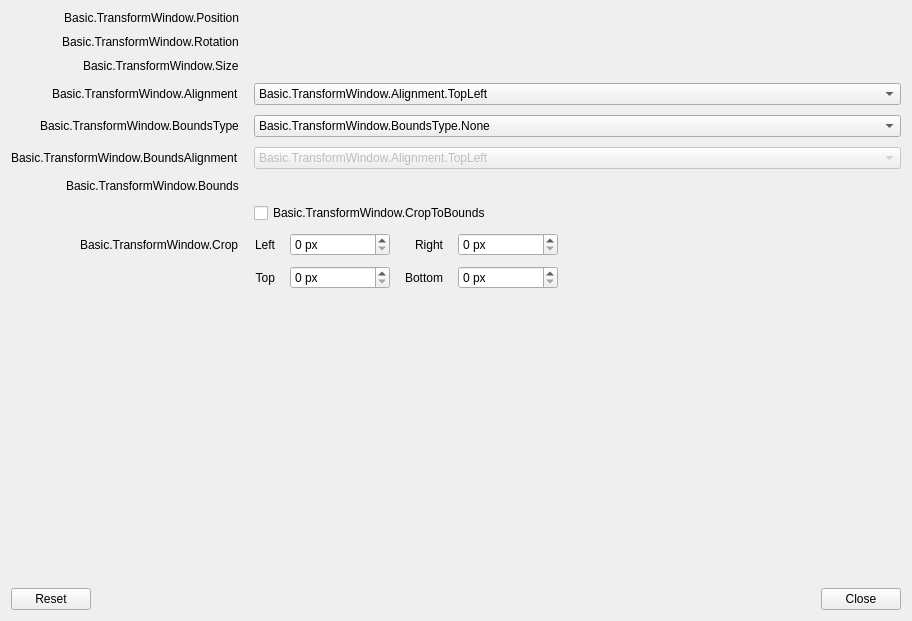
First picture: the form in src/prism-live-studio/PRISMLiveStudio/obs-ui/forms/OBSBasicTransform.ui, repository naver/prism-live-studio, before the edit.
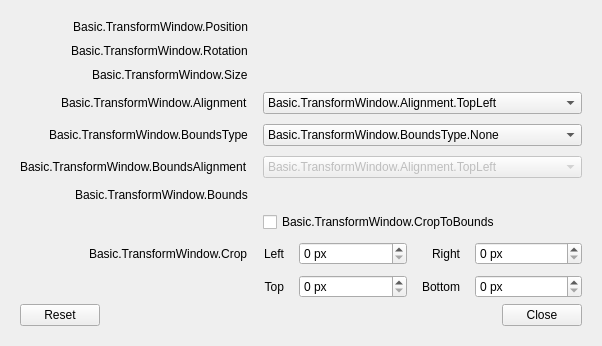
Second picture: the form after the edit. Custom widgets are drawn as their Qt base class.

Diff of the .ui file:
```diff
--- a/src/prism-live-studio/PRISMLiveStudio/obs-ui/forms/OBSBasicTransform.ui
+++ b/src/prism-live-studio/PRISMLiveStudio/obs-ui/forms/OBSBasicTransform.ui
@@ -6,14 +6,26 @@
    <rect>
     <x>0</x>
     <y>0</y>
-    <width>912</width>
-    <height>621</height>
+    <width>564</width>
+    <height>313</height>
    </rect>
   </property>
   <property name="windowTitle">
    <string>Basic.TransformWindow</string>
   </property>
   <layout class="QVBoxLayout" name="verticalLayout" stretch="0,5,0">
+   <property name="leftMargin">
+    <number>20</number>
+   </property>
+   <property name="topMargin">
+    <number>20</number>
+   </property>
+   <property name="rightMargin">
+    <number>20</number>
+   </property>
+   <property name="bottomMargin">
+    <number>20</number>
+   </property>
    <item>
     <widget class="QWidget" name="container" native="true">
      <layout class="QHBoxLayout" name="horizontalLayout_4">
@@ -74,7 +86,7 @@
         <item row="0" column="1">
          <widget class="QFrame" name="widget">
           <property name="sizePolicy">
-           <sizepolicy hsizetype="Fixed" vsizetype="Preferred">
+           <sizepolicy hsizetype="Preferred" vsizetype="Preferred">
             <horstretch>0</horstretch>
             <verstretch>0</verstretch>
            </sizepolicy>
@@ -100,12 +112,6 @@
                <height>0</height>
               </size>
              </property>
-             <property name="maximumSize">
-              <size>
-               <width>100</width>
-               <height>16777215</height>
-              </size>
-             </property>
              <property name="accessibleName">
               <string>Basic.TransformWindow.PositionX</string>
              </property>
@@ -131,12 +137,6 @@
                <height>0</height>
               </size>
              </property>
-             <property name="maximumSize">
-              <size>
-               <width>100</width>
-               <height>16777215</height>
-              </size>
-             </property>
              <property name="accessibleName">
               <string>Basic.TransformWindow.PositionY</string>
              </property>
@@ -217,7 +217,7 @@
         <item row="2" column="1">
          <widget class="QFrame" name="widget_2">
           <property name="sizePolicy">
-           <sizepolicy hsizetype="Maximum" vsizetype="Preferred">
+           <sizepolicy hsizetype="Preferred" vsizetype="Preferred">
             <horstretch>0</horstretch>
             <verstretch>0</verstretch>
            </sizepolicy>
@@ -243,12 +243,6 @@
                <height>0</height>
               </size>
              </property>
-             <property name="maximumSize">
-              <size>
-               <width>100</width>
-               <height>16777215</height>
-              </size>
-             </property>
              <property name="accessibleName">
               <string>Basic.TransformWindow.Width</string>
              </property>
@@ -277,12 +271,6 @@
                <height>0</height>
               </size>
              </property>
-             <property name="maximumSize">
-              <size>
-               <width>100</width>
-               <height>16777215</height>
-              </size>
-             </property>
              <property name="accessibleName">
               <string>Basic.TransformWindow.Height</string>
              </property>
@@ -504,7 +492,7 @@
         <item row="6" column="1">
          <widget class="QFrame" name="widget_3">
           <property name="sizePolicy">
-           <sizepolicy hsizetype="Maximum" vsizetype="Preferred">
+           <sizepolicy hsizetype="Preferred" vsizetype="Preferred">
             <horstretch>0</horstretch>
             <verstretch>0</verstretch>
            </sizepolicy>
@@ -536,12 +524,6 @@
                <height>0</height>
               </size>
              </property>
-             <property name="maximumSize">
-              <size>
-               <width>100</width>
-               <height>16777215</height>
-              </size>
-             </property>
              <property name="accessibleName">
               <string>Basic.TransformWindow.BoundsWidth</string>
              </property>
@@ -570,12 +552,6 @@
                <height>0</height>
               </size>
              </property>
-             <property name="maximumSize">
-              <size>
-               <width>100</width>
-               <height>16777215</height>
-              </size>
-             </property>
              <property name="accessibleName">
               <string>Basic.TransformWindow.BoundsHeight</string>
              </property>
@@ -607,7 +583,7 @@
          </widget>
         </item>
         <item row="8" column="1">
-         <layout class="QGridLayout" name="gridLayout">
+         <layout class="QGridLayout" name="gridLayout" columnstretch="0,1,0,1">
           <property name="topMargin">
            <number>0</number>
           </property>
@@ -620,7 +596,7 @@
           <item row="0" column="1">
            <widget class="QSpinBox" name="cropLeft">
             <property name="sizePolicy">
-             <sizepolicy hsizetype="Maximum" vsizetype="Fixed">
+             <sizepolicy hsizetype="Preferred" vsizetype="Fixed">
               <horstretch>0</horstretch>
               <verstretch>0</verstretch>
              </sizepolicy>
@@ -631,12 +607,6 @@
               <height>0</height>
              </size>
             </property>
-            <property name="maximumSize">
-             <size>
-              <width>100</width>
-              <height>16777215</height>
-             </size>
-            </property>
             <property name="accessibleName">
              <string>Basic.TransformWindow.CropLeft</string>
             </property>
@@ -648,41 +618,10 @@
             </property>
            </widget>
           </item>
-          <item row="0" column="3">
-           <widget class="QSpinBox" name="cropRight">
-            <property name="sizePolicy">
-             <sizepolicy hsizetype="Maximum" vsizetype="Fixed">
-              <horstretch>0</horstretch>
-              <verstretch>0</verstretch>
-             </sizepolicy>
-            </property>
-            <property name="minimumSize">
-             <size>
-              <width>100</width>
-              <height>0</height>
-             </size>
-            </property>
-            <property name="maximumSize">
-             <size>
-              <width>100</width>
-              <height>16777215</height>
-             </size>
-            </property>
-            <property name="accessibleName">
-             <string>Basic.TransformWindow.CropRight</string>
-            </property>
-            <property name="suffix">
-             <string> px</string>
-            </property>
-            <property name="maximum">
-             <number>100000</number>
-            </property>
-           </widget>
-          </item>
-          <item row="0" column="0">
-           <widget class="QLabel" name="label_9">
+          <item row="0" column="2">
+           <widget class="QLabel" name="label_10">
             <property name="text">
-             <string>Left</string>
+             <string>Right</string>
             </property>
             <property name="alignment">
              <set>Qt::AlignRight|Qt::AlignTrailing|Qt::AlignVCenter</set>
@@ -705,10 +644,23 @@
             </property>
            </widget>
           </item>
+          <item row="0" column="0">
+           <widget class="QLabel" name="label_9">
+            <property name="text">
+             <string>Left</string>
+            </property>
+            <property name="alignment">
+             <set>Qt::AlignRight|Qt::AlignTrailing|Qt::AlignVCenter</set>
+            </property>
+            <property name="buddy">
+             <cstring>cropLeft</cstring>
+            </property>
+           </widget>
+          </item>
           <item row="1" column="1">
            <widget class="QSpinBox" name="cropTop">
             <property name="sizePolicy">
-             <sizepolicy hsizetype="Maximum" vsizetype="Fixed">
+             <sizepolicy hsizetype="Preferred" vsizetype="Fixed">
               <horstretch>0</horstretch>
               <verstretch>0</verstretch>
              </sizepolicy>
@@ -719,12 +671,6 @@
               <height>0</height>
              </size>
             </property>
-            <property name="maximumSize">
-             <size>
-              <width>100</width>
-              <height>16777215</height>
-             </size>
-            </property>
             <property name="accessibleName">
              <string>Basic.TransformWindow.CropTop</string>
             </property>
@@ -739,7 +685,7 @@
           <item row="1" column="3">
            <widget class="QSpinBox" name="cropBottom">
             <property name="sizePolicy">
-             <sizepolicy hsizetype="Maximum" vsizetype="Fixed">
+             <sizepolicy hsizetype="Preferred" vsizetype="Fixed">
               <horstretch>0</horstretch>
               <verstretch>0</verstretch>
              </sizepolicy>
@@ -750,12 +696,6 @@
               <height>0</height>
              </size>
             </property>
-            <property name="maximumSize">
-             <size>
-              <width>100</width>
-              <height>16777215</height>
-             </size>
-            </property>
             <property name="accessibleName">
              <string>Basic.TransformWindow.CropBottom</string>
             </property>
@@ -767,6 +707,31 @@
             </property>
            </widget>
           </item>
+          <item row="0" column="3">
+           <widget class="QSpinBox" name="cropRight">
+            <property name="sizePolicy">
+             <sizepolicy hsizetype="Preferred" vsizetype="Fixed">
+              <horstretch>0</horstretch>
+              <verstretch>0</verstretch>
+             </sizepolicy>
+            </property>
+            <property name="minimumSize">
+             <size>
+              <width>100</width>
+              <height>0</height>
+             </size>
+            </property>
+            <property name="accessibleName">
+             <string>Basic.TransformWindow.CropRight</string>
+            </property>
+            <property name="suffix">
+             <string> px</string>
+            </property>
+            <property name="maximum">
+             <number>100000</number>
+            </property>
+           </widget>
+          </item>
           <item row="1" column="0">
            <widget class="QLabel" name="label_11">
             <property name="text">
@@ -780,32 +745,6 @@
             </property>
            </widget>
           </item>
-          <item row="0" column="2">
-           <widget class="QLabel" name="label_10">
-            <property name="text">
-             <string>Right</string>
-            </property>
-            <property name="alignment">
-             <set>Qt::AlignRight|Qt::AlignTrailing|Qt::AlignVCenter</set>
-            </property>
-            <property name="buddy">
-             <cstring>cropRight</cstring>
-            </property>
-           </widget>
-          </item>
-          <item row="0" column="4">
-           <spacer name="horizontalSpacer">
-            <property name="orientation">
-             <enum>Qt::Horizontal</enum>
-            </property>
-            <property name="sizeHint" stdset="0">
-             <size>
-              <width>0</width>
-              <height>0</height>
-             </size>
-            </property>
-           </spacer>
-          </item>
          </layout>
         </item>
         <item row="7" column="1">
```
Left out of the diff: 10 changed lines with no effect on the pictures.
